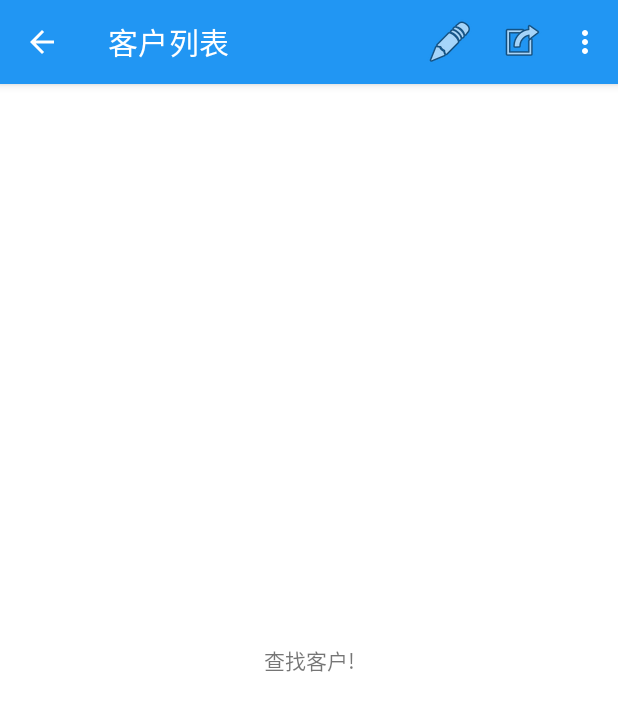
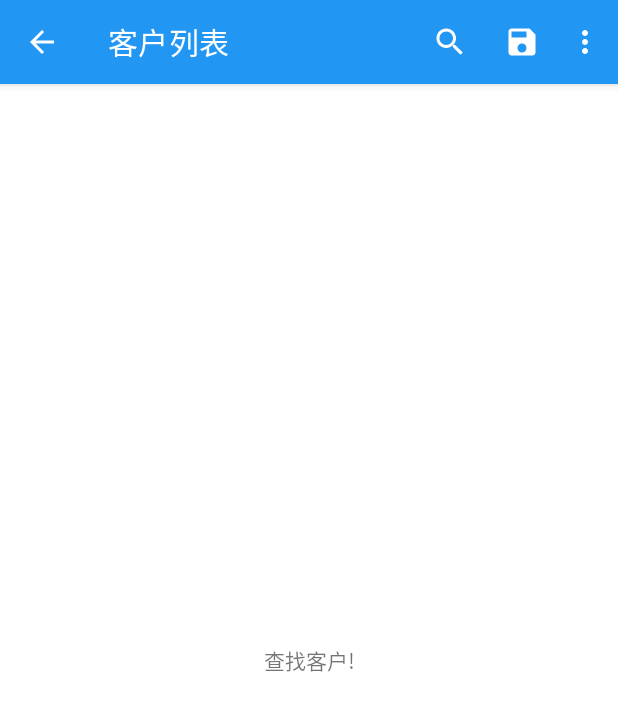
Before and after one commit to sakarie9/Extracelm11, an Android app: the CustomerListActivity screen opened directly, with no data from a screen before it, on a phone screen of 412 x 824 dp. Shown: the top 711 px of the screen. Run offline under Robolectric (Android 15) with nearby library versions, the phone set to English and light mode, and no system bars; 1 statement that could not run was skipped.

Commit message:
修复客户管理界面中的搜索功能

```diff
--- /dev/null
+++ b/app/src/main/res/drawable/ic_save_white_24dp.xml
@@ -0,0 +1,5 @@
+<vector android:height="24dp" android:tint="#FFFFFF"
+    android:viewportHeight="24.0" android:viewportWidth="24.0"
+    android:width="24dp" xmlns:android="http://schemas.android.com/apk/res/android">
+    <path android:fillColor="#FF000000" android:pathData="M17,3L5,3c-1.11,0 -2,0.9 -2,2v14c0,1.1 0.89,2 2,2h14c1.1,0 2,-0.9 2,-2L21,7l-4,-4zM12,19c-1.66,0 -3,-1.34 -3,-3s1.34,-3 3,-3 3,1.34 3,3 -1.34,3 -3,3zM15,9L5,9L5,5h10v4z"/>
+</vector>
--- a/app/src/main/res/menu/customer_list.xml
+++ b/app/src/main/res/menu/customer_list.xml
@@ -6,25 +6,24 @@
     <item
         android:id="@+id/action_search"
         android:icon="@android:drawable/ic_menu_search"
-        app:showAsAction="ifRoom"
+        app:showAsAction="always"
         app:actionViewClass="android.widget.SearchView"
         android:hint="搜索姓名和电话.."
         android:title="@string/action_search"/>
     <item
         android:id="@+id/action_new"
         android:icon="@android:drawable/ic_menu_add"
-        app:showAsAction="ifRoom"
         android:title="@string/action_new"/>
     <item
         android:id="@+id/action_edit"
         android:icon="@android:drawable/ic_menu_edit"
-        app:showAsAction="always"
+
         android:title="@string/action_edit"/>
 
     <item
         android:id="@+id/action_ok"
-        android:icon="@android:drawable/ic_menu_set_as"
-        app:showAsAction="always"
-        android:title="@string/action_ok"/>
+        android:icon="@drawable/ic_save_white_24dp"
+        android:title="@string/action_ok"
+        app:showAsAction="ifRoom" />
 
 </menu>
```
